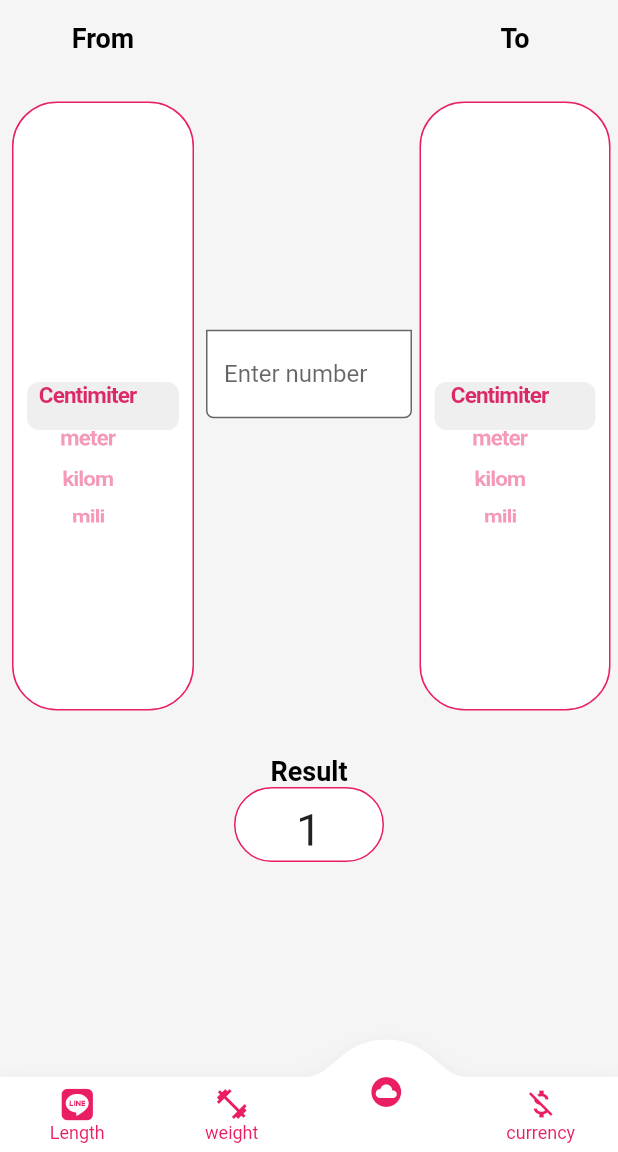
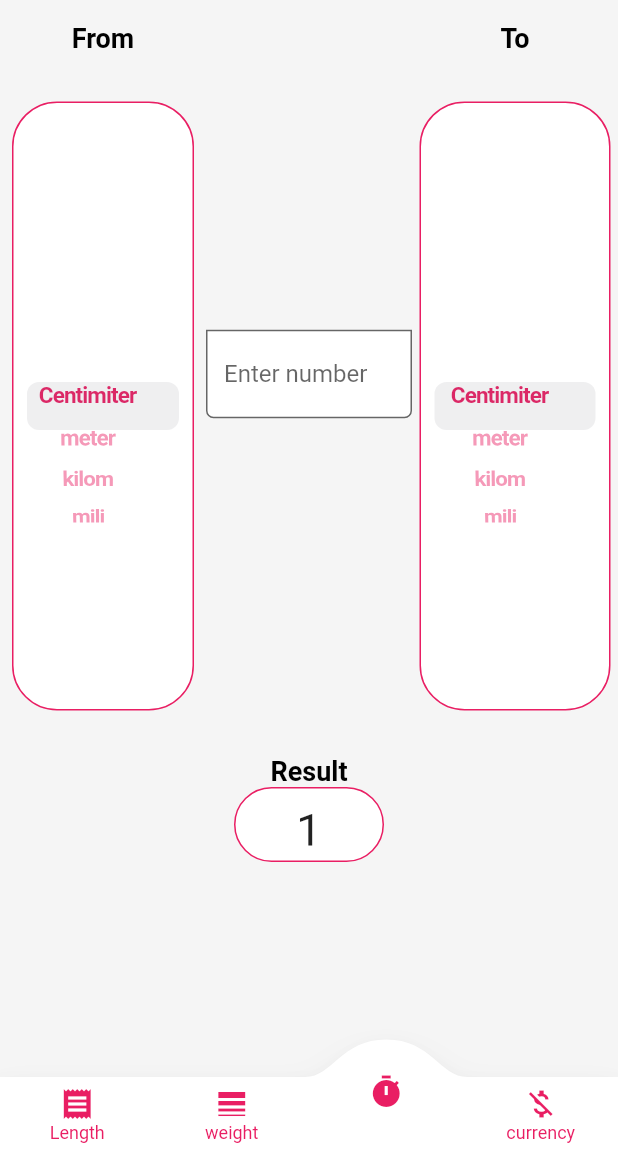
Before and after one commit to maysahaj/converterUnit, a Flutter app: the screen it shows after launch, on a phone screen of 412 x 824 dp, the part 84-1236 px from its top. Run offline on Flutter 3.47's test engine with Material 2 defaults, Android fonts, the phone set to English and light mode, and no system bars; drawn by our look-alikes of convex_bottom_bar; our stand-ins replace bottom_navy_bar, font_awesome_flutter.

Commit message:
first commit

```diff
--- a/lib/constant.dart
+++ b/lib/constant.dart
@@ -89,16 +89,17 @@ List<BottomNavigationBarItem> bottomNavigationBarItem = [
 List<TabItem> items = [
 TabItem(
 icon: Icon(
-FontAwesomeIcons.line,
+Icons.receipt,
 color: basicColor,
 ),
 title:
 'Length',
 
+
 ),
 TabItem(
 icon: Icon(
-Icons.fitness_center,
+Icons.line_weight,
 color: basicColor,
 ),
 title:
@@ -107,7 +108,7 @@ title:
 ),
 TabItem(
 icon: Icon(
-Icons.cloud_circle,
+Icons.timer,
 color: basicColor,
 ),
 title:
```
